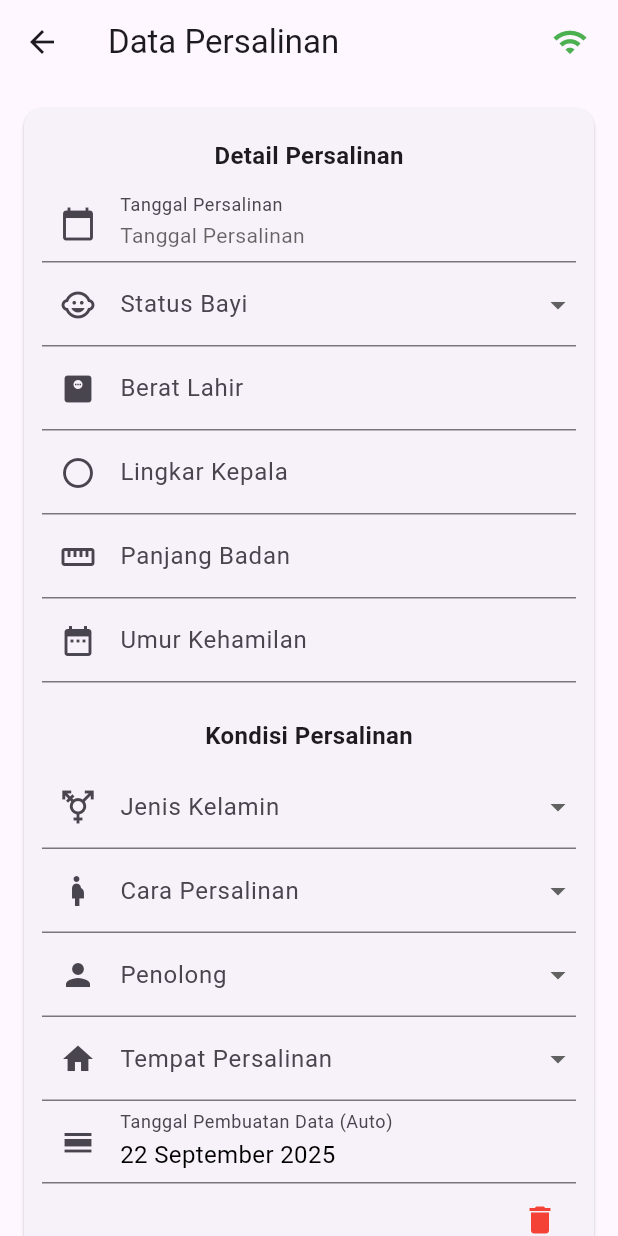
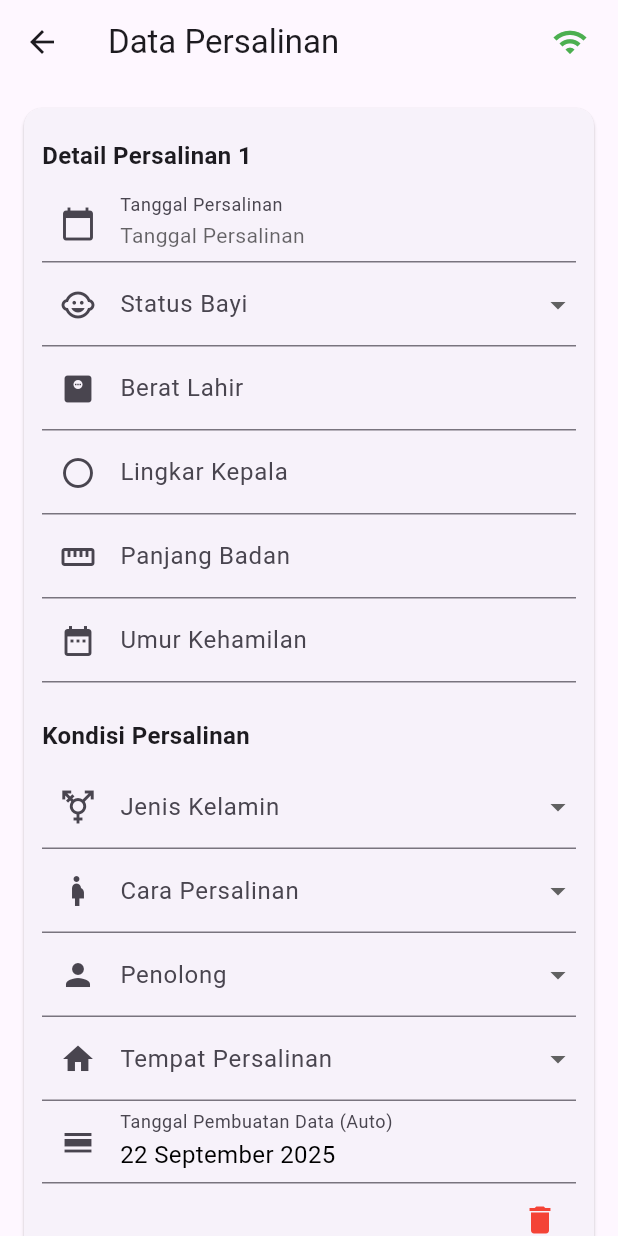
Before and after one commit to dwipp/ebidan, a Flutter app: the AddPersalinanScreen screen opened by its route, scrolled down 173 dp, after a tap on the "delete" icon, after a tap on "Tambah Persalinan (kembar)", on a phone screen of 412 x 824 dp. Run offline on Flutter 3.47's test engine with Material 3 defaults, Android fonts, the phone set to English and light mode, and no system bars; our stand-ins replace bloc, cloud_firestore, equatable, firebase_auth, firebase_core, fl_chart and 5 more; accounts and stored records are empty.

Commit message:
form validator in persalinan

```diff
--- a/lib/presentation/screens/persalinan/add_persalinan.dart
+++ b/lib/presentation/screens/persalinan/add_persalinan.dart
@@ -12,6 +12,8 @@ import 'package:ebidan/state_management/persalinan/cubit/submit_persalinan_cubit
 import 'package:flutter/material.dart';
 import 'package:ebidan/presentation/widgets/date_time_picker_field.dart';
 import 'package:flutter_bloc/flutter_bloc.dart';
+// Import FormValidator
+import 'package:ebidan/common/utility/form_validator.dart';
 
 class AddPersalinanScreen extends StatefulWidget {
   const AddPersalinanScreen({super.key});
@@ -24,14 +26,25 @@ class _AddPersalinanState extends State<AddPersalinanScreen> {
   final _formKey = GlobalKey<FormState>();
   List<Persalinan> persalinanList = [];
 
+  // **PERUBAHAN 1: DEFINISI FIELD KEYS DINAMIS**
+  // Gunakan Map<String, GlobalKey> untuk menyimpan semua key,
+  // di mana key akan berformat 'namaField_index'
+  final Map<String, GlobalKey> _fieldKeys = {};
+
+  late FormValidator _formValidator;
+
+  // Validator standar
+  String? _requiredStringValidator(dynamic val) =>
+      val == null || val.isEmpty ? 'Wajib diisi' : null;
+  String? _requiredObjectValidator(dynamic val) =>
+      val == null || (val is String && val.isEmpty) ? 'Wajib dipilih' : null;
+
   final List<String> statusBayiList = ['Hidup', 'Mati', 'Abortus'];
-
   final List<String> _caraLahirList = [
     'Spontan Belakang Kepala',
     'Section Caesarea (SC)',
     'Lainnya',
   ];
-
   final List<String> _caraAbortusList = ['Kuretase', 'Mandiri', 'Lainnya'];
   final List<String> penolongList = [
     'Bidan',
@@ -54,6 +67,8 @@ class _AddPersalinanState extends State<AddPersalinanScreen> {
   void initState() {
     super.initState();
     context.read<SubmitPersalinanCubit>().setInitial();
+    // Inisialisasi FormValidator dengan map keys yang kosong.
+    _formValidator = FormValidator(fieldKeys: _fieldKeys);
     _addPersalinan();
   }
 
@@ -63,15 +78,56 @@ class _AddPersalinanState extends State<AddPersalinanScreen> {
     bumil = context.watch<SelectedBumilCubit>().state;
   }
 
+  // **PERUBAHAN 2: LOGIKA DINAMIS GLOBAL KEY**
+  void _updateKeys(int index, String fieldName) {
+    final keyName = '${fieldName}_$index';
+    if (!_fieldKeys.containsKey(keyName)) {
+      _fieldKeys[keyName] = GlobalKey();
+    }
+  }
+
   void _addPersalinan() {
+    // Inisialisasi data dan Global Keys untuk indeks baru
     setState(() {
       persalinanList.add(Persalinan.empty());
+      final newIndex = persalinanList.length - 1;
+
+      // Update keys untuk field yang ada
+      _updateKeys(newIndex, 'tglPersalinan');
+      _updateKeys(newIndex, 'statusBayi');
+      _updateKeys(newIndex, 'beratLahir');
+      _updateKeys(newIndex, 'lingkarKepala');
+      _updateKeys(newIndex, 'panjangBadan');
+      _updateKeys(newIndex, 'umurKehamilan');
+      _updateKeys(newIndex, 'sex');
+      _updateKeys(newIndex, 'cara');
+      _updateKeys(newIndex, 'penolong');
+      _updateKeys(newIndex, 'tempat');
+      // Tidak perlu key untuk penolong_lainnya atau cara_lainnya
+      // karena mereka menggunakan data.penolong/data.cara yang sama.
     });
   }
 
   void _removePersalinan(int index) {
     setState(() {
       persalinanList.removeAt(index);
+
+      // Hapus keys lama dan reset fieldKeys
+      _fieldKeys.clear();
+
+      // Regenerasi semua keys untuk memastikan indeksnya benar
+      for (int i = 0; i < persalinanList.length; i++) {
+        _updateKeys(i, 'tglPersalinan');
+        _updateKeys(i, 'statusBayi');
+        _updateKeys(i, 'beratLahir');
+        _updateKeys(i, 'lingkarKepala');
+        _updateKeys(i, 'panjangBadan');
+        _updateKeys(i, 'umurKehamilan');
+        _updateKeys(i, 'sex');
+        _updateKeys(i, 'cara');
+        _updateKeys(i, 'penolong');
+        _updateKeys(i, 'tempat');
+      }
     });
   }
 
@@ -91,25 +147,29 @@ class _AddPersalinanState extends State<AddPersalinanScreen> {
     required DateTime hpht,
     DateTime? tanggalPersalinan,
   }) {
-    // default: hari ini
     tanggalPersalinan ??= DateTime.now();
 
     if (tanggalPersalinan.isBefore(hpht)) {
-      throw ArgumentError("Tanggal acuan tidak boleh sebelum HPHT");
+      return '0 minggu 0 hari'; // Handle error case gracefully
     }
 
     final duration = tanggalPersalinan.difference(hpht);
     final minggu = duration.inDays ~/ 7;
     final hari = duration.inDays % 7;
-    if (hari == 0) {
-      return '$minggu minggu';
-    }
+
     return '$minggu minggu $hari hari';
   }
 
   Future<void> _submitData() async {
-    print('submit');
-    if (!_formKey.currentState!.validate()) return;
+    // **PERUBAHAN 3: GANTI VALIDASI MANUAL DENGAN VALIDATE AND SCROLL**
+    _formValidator.reset();
+
+    // Panggil validateAndScroll
+    if (!_formValidator.validateAndScroll(_formKey, context)) {
+      // FormValidator sudah menangani scroll dan snackbar error
+      return;
+    }
+
     _formKey.currentState!.save();
 
     context.read<SubmitPersalinanCubit>().addPersalinan(
@@ -133,14 +193,35 @@ class _AddPersalinanState extends State<AddPersalinanScreen> {
               ...persalinanList.asMap().entries.map((entry) {
                 int index = entry.key;
                 Persalinan data = entry.value;
+
+                // Getter untuk GlobalKey dinamis
+                GlobalKey? getKey(String fieldName) =>
+                    _fieldKeys['${fieldName}_$index'];
+
+                // Setter untuk wrapValidator dengan fieldName dinamis
+                String? wrap(
+                  String fieldName,
+                  dynamic val,
+                  FieldValidator validator,
+                ) {
+                  return _formValidator.wrapValidator(
+                    '${fieldName}_$index',
+                    val,
+                    validator,
+                  );
+                }
+
                 return Card(
                   margin: const EdgeInsets.only(bottom: 16),
                   child: Padding(
                     padding: const EdgeInsets.all(12),
                     child: Column(
+                      crossAxisAlignment: CrossAxisAlignment.start,
                       children: [
-                        Utils.sectionTitle('Detail Persalinan'),
+                        Utils.sectionTitle('Detail Persalinan ${index + 1}'),
                         DateTimePickerField(
+                          // **Key Dinamis**
+                          key: getKey('tglPersalinan'),
                           labelText: 'Tanggal Persalinan',
                           prefixIcon: Icons.calendar_today,
                           onSaved: (dateTime) {
@@ -157,11 +238,17 @@ class _AddPersalinanState extends State<AddPersalinanScreen> {
                               });
                             }
                           },
-                          validator: (val) =>
-                              val == null ? 'Wajib diisi' : null,
+                          // **Wrap Validator**
+                          validator: (val) => wrap(
+                            'tglPersalinan',
+                            val,
+                            _requiredObjectValidator,
+                          ),
                           context: context,
                         ),
                         DropdownField(
+                          // **Key Dinamis**
+                          key: getKey('statusBayi'),
                           label: 'Status Bayi',
                           icon: Icons.child_care,
                           items: statusBayiList,
@@ -171,71 +258,94 @@ class _AddPersalinanState extends State<AddPersalinanScreen> {
                               data.statusBayi = newValue ?? '';
                             });
                           },
-                          validator: (val) => val == null || val.isEmpty
-                              ? 'Wajib dipilih'
-                              : null,
+                          // **Wrap Validator**
+                          validator: (val) =>
+                              wrap('statusBayi', val, _requiredObjectValidator),
                         ),
                         CustomTextField(
+                          // **Key Dinamis**
+                          key: getKey('beratLahir'),
                           label: 'Berat Lahir',
                           icon: Icons.monitor_weight,
                           onSaved: (val) => data.beratLahir = val,
                           isNumber: true,
                           suffixText: 'gram',
                           disable: data.statusBayi == "Abortus",
+                          // **Wrap Validator Kondisional**
                           validator: (val) {
                             if (data.statusBayi != "Abortus") {
-                              if (val == null || val.isEmpty) {
-                                return 'Wajib diisi';
-                              }
+                              return wrap(
+                                'beratLahir',
+                                val,
+                                _requiredStringValidator,
+                              );
                             }
                             return null;
                           },
                         ),
                         CustomTextField(
+                          // **Key Dinamis**
+                          key: getKey('lingkarKepala'),
                           label: 'Lingkar Kepala',
                           icon: Icons.circle_outlined,
                           onSaved: (val) => data.lingkarKepala = val,
                           isNumber: true,
                           suffixText: 'cm',
                           disable: data.statusBayi == "Abortus",
+                          // **Wrap Validator Kondisional**
                           validator: (val) {
                             if (data.statusBayi != "Abortus") {
-                              if (val == null || val.isEmpty) {
-                                return 'Wajib diisi';
-                              }
+                              return wrap(
+                                'lingkarKepala',
+                                val,
+                                _requiredStringValidator,
+                              );
                             }
                             return null;
                           },
                         ),
                         CustomTextField(
+                          // **Key Dinamis**
+                          key: getKey('panjangBadan'),
                           label: 'Panjang Badan',
                           icon: Icons.straighten,
                           onSaved: (val) => data.panjangBadan = val,
                           isNumber: true,
                           suffixText: 'cm',
                           disable: data.statusBayi == "Abortus",
+                          // **Wrap Validator Kondisional**
                           validator: (val) {
                             if (data.statusBayi != "Abortus") {
-                              if (val == null || val.isEmpty) {
-                                return 'Wajib diisi';
-                              }
+                              return wrap(
+                                'panjangBadan',
+                                val,
+                                _requiredStringValidator,
+                              );
                             }
                             return null;
                           },
                         ),
                         CustomTextField(
+                          // **Key Dinamis**
+                          key: getKey('umurKehamilan'),
                           label: 'Umur Kehamilan',
                           icon: Icons.date_range,
                           onSaved: (val) => data.umurKehamilan = val,
                           isNumber: true,
                           readOnly: true,
                           controller: data.umurKehamilanController,
-                          validator: (val) =>
-                              val!.isEmpty ? 'Wajib diisi' : null,
+                          // **Wrap Validator**
+                          validator: (val) => wrap(
+                            'umurKehamilan',
+                            val,
+                            _requiredStringValidator,
+                          ),
                         ),
                         const SizedBox(height: 16),
                         Utils.sectionTitle('Kondisi Persalinan'),
                         DropdownField(
+                          // **Key Dinamis**
+                          key: getKey('sex'),
                           label: 'Jenis Kelamin',
                           icon: Icons.transgender,
                           items: sexList,
@@ -246,18 +356,20 @@ class _AddPersalinanState extends State<AddPersalinanScreen> {
                             });
                           },
                           enabled: data.statusBayi != "Abortus",
+                          // **Wrap Validator Kondisional**
                           validator: (val) {
                             if (data.statusBayi != "Abortus") {
-                              if (val == null || val.isEmpty) {
-                                return 'Wajib dipilih';
-                              }
+                              return wrap('sex', val, _requiredObjectValidator);
                             }
                             return null;
                           },
                         ),
-                        _buildCaraMelahirkanField(data),
-                        _buildPenolongField(data),
+                        // Field dengan sub-field 'Lainnya' harus memanggil wrapValidator di dropdown utamanya.
+                        _buildCaraMelahirkanField(data, index),
+                        _buildPenolongField(data, index),
                         DropdownField(
+                          // **Key Dinamis**
+                          key: getKey('tempat'),
                           label: 'Tempat Persalinan',
                           icon: Icons.home,
                           items: tempatList,
@@ -267,9 +379,9 @@ class _AddPersalinanState extends State<AddPersalinanScreen> {
                               data.tempat = newValue ?? '';
                             });
                           },
-                          validator: (val) => val == null || val.isEmpty
-                              ? 'Wajib dipilih'
-                              : null,
+                          // **Wrap Validator**
+                          validator: (val) =>
+                              wrap('tempat', val, _requiredObjectValidator),
                         ),
                         DatePickerFormField(
                           labelText: 'Tanggal Pembuatan Data (Auto)',
@@ -349,13 +461,23 @@ class _AddPersalinanState extends State<AddPersalinanScreen> {
     );
   }
 
-  Widget _buildPenolongField(Persalinan data) {
+  // Penolong Field dengan integrasi Validator
+  Widget _buildPenolongField(Persalinan data, int index) {
     bool isLainnya = data.penolong == 'Lainnya';
+    GlobalKey? getKey(String fieldName) => _fieldKeys['${fieldName}_$index'];
+    String? wrap(String fieldName, dynamic val, FieldValidator validator) {
+      return _formValidator.wrapValidator(
+        '${fieldName}_$index',
+        val,
+        validator,
+      );
+    }
 
     return Column(
       crossAxisAlignment: CrossAxisAlignment.start,
       children: [
         DropdownField(
+          key: getKey('penolong'),
           label: 'Penolong',
           icon: Icons.person,
           items: penolongList,
@@ -367,27 +489,43 @@ class _AddPersalinanState extends State<AddPersalinanScreen> {
               data.penolong = newValue;
             });
           },
-          validator: (val) => val == null ? 'Wajib dipilih' : null,
+          // Wrap Validator untuk dropdown utama
+          validator: (val) => wrap('penolong', val, _requiredObjectValidator),
         ),
         if (isLainnya) const SizedBox(height: 8),
         if (isLainnya)
           CustomTextField(
+            // Tidak perlu GlobalKey baru, cukup gunakan validator yang menargetkan penolong
             label: 'Penolong Lainnya',
             icon: Icons.person_outline,
             onSaved: (val) => data.penolong = val,
+            // Validator untuk field Lainnya.
+            // Note: Field ini TIDAK menggunakan GlobalKey, sehingga tidak bisa di-scroll-ke.
+            // Namun, karena ia hanya muncul saat dropdown "Penolong" valid,
+            // kita harus memastikan field ini valid saat disave.
             validator: (val) => val!.isEmpty ? 'Wajib diisi' : null,
           ),
       ],
     );
   }
 
-  Widget _buildCaraMelahirkanField(Persalinan data) {
+  // Cara Melahirkan Field dengan integrasi Validator
+  Widget _buildCaraMelahirkanField(Persalinan data, int index) {
     bool isLainnya = data.cara == 'Lainnya';
+    GlobalKey? getKey(String fieldName) => _fieldKeys['${fieldName}_$index'];
+    String? wrap(String fieldName, dynamic val, FieldValidator validator) {
+      return _formValidator.wrapValidator(
+        '${fieldName}_$index',
+        val,
+        validator,
+      );
+    }
 
     return Column(
       crossAxisAlignment: CrossAxisAlignment.start,
       children: [
         DropdownField(
+          key: getKey('cara'),
           label: 'Cara Persalinan',
           icon: Icons.pregnant_woman,
           items: data.statusBayi != "Abortus"
@@ -399,15 +537,17 @@ class _AddPersalinanState extends State<AddPersalinanScreen> {
               data.cara = newValue;
             });
           },
-          validator: (val) =>
-              val == null || val.isEmpty ? 'Wajib dipilih' : null,
+          // Wrap Validator untuk dropdown utama
+          validator: (val) => wrap('cara', val, _requiredObjectValidator),
         ),
         if (isLainnya) const SizedBox(height: 8),
         if (isLainnya)
           CustomTextField(
+            // Tidak perlu GlobalKey baru, cukup gunakan validator yang menargetkan cara
             label: 'Cara Persalinan Lainnya',
             icon: Icons.pregnant_woman,
             onSaved: (val) => data.cara = val,
+            // Validator untuk field Lainnya.
             validator: (val) => val!.isEmpty ? 'Wajib diisi' : null,
           ),
       ],
```
